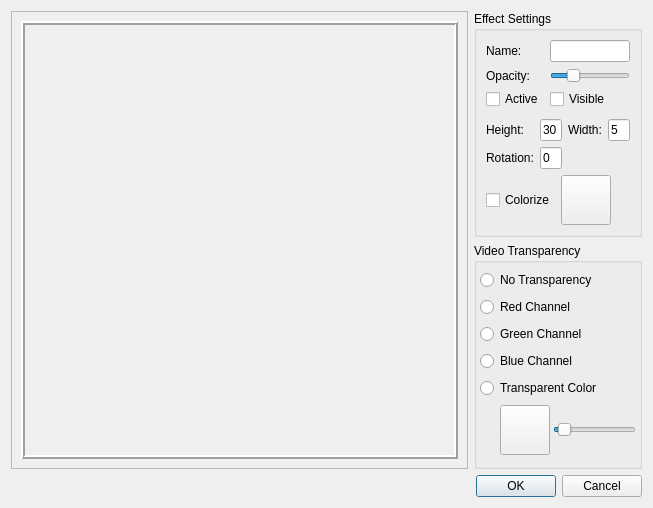
Old version of the form DMHelper/src/battledialogeffectsettingsobjectvideo.ui in the repository MMetze/DMHelper.
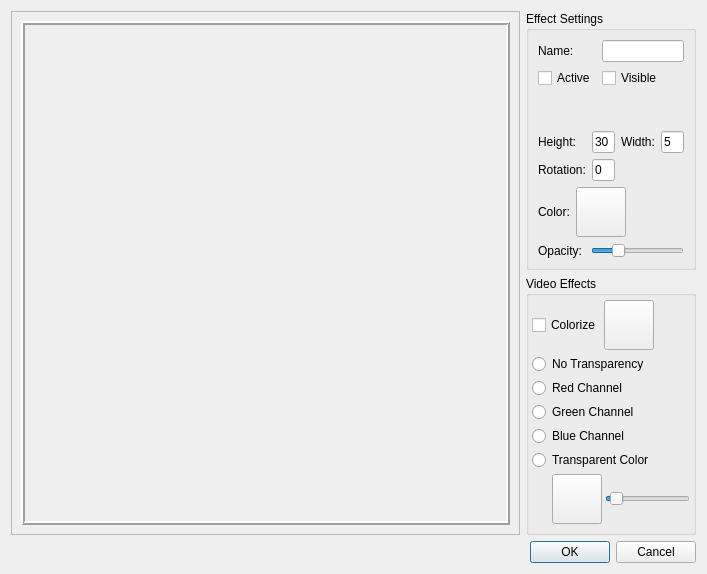
New version of the form. Icons and pictures are not drawn. Custom widgets are drawn as their Qt base class.

What changed in the file:
```diff
--- a/DMHelper/src/battledialogeffectsettingsobjectvideo.ui
+++ b/DMHelper/src/battledialogeffectsettingsobjectvideo.ui
@@ -6,8 +6,8 @@
    <rect>
     <x>0</x>
     <y>0</y>
-    <width>653</width>
-    <height>508</height>
+    <width>707</width>
+    <height>574</height>
    </rect>
   </property>
   <property name="windowTitle">
@@ -99,32 +99,6 @@
              </widget>
             </item>
             <item row="1" column="0">
-             <widget class="QLabel" name="label_5">
-              <property name="text">
-               <string>Opacity:</string>
-              </property>
-             </widget>
-            </item>
-            <item row="1" column="1">
-             <widget class="QSlider" name="sliderTransparency">
-              <property name="sizePolicy">
-               <sizepolicy hsizetype="Preferred" vsizetype="Fixed">
-                <horstretch>0</horstretch>
-                <verstretch>0</verstretch>
-               </sizepolicy>
-              </property>
-              <property name="maximum">
-               <number>255</number>
-              </property>
-              <property name="value">
-               <number>64</number>
-              </property>
-              <property name="orientation">
-               <enum>Qt::Horizontal</enum>
-              </property>
-             </widget>
-            </item>
-            <item row="2" column="0">
              <widget class="QCheckBox" name="chkActive">
               <property name="toolTip">
                <string>Inactive effects will not highlight combatants</string>
@@ -134,7 +108,7 @@
               </property>
              </widget>
             </item>
-            <item row="2" column="1">
+            <item row="1" column="1">
              <widget class="QCheckBox" name="chkVisible">
               <property name="toolTip">
                <string>Invisible effects will not be shown to players</string>
@@ -223,19 +197,16 @@
            </layout>
           </item>
           <item>
-           <layout class="QHBoxLayout" name="horizontalLayout_3" stretch="0,0,1">
+           <layout class="QHBoxLayout" name="horizontalLayout_4" stretch="0,0,1">
             <item>
-             <widget class="QCheckBox" name="chkColorize">
+             <widget class="QLabel" name="label_3">
               <property name="text">
-               <string>Colorize</string>
-              </property>
-              <property name="checked">
-               <bool>false</bool>
+               <string>Color:</string>
               </property>
              </widget>
             </item>
             <item>
-             <widget class="ColorPushButton" name="btnColorizeColor">
+             <widget class="ColorPushButton" name="btnEffectColor">
               <property name="minimumSize">
                <size>
                 <width>50</width>
@@ -254,7 +225,7 @@
              </widget>
             </item>
             <item>
-             <spacer name="horizontalSpacer">
+             <spacer name="horizontalSpacer_2">
               <property name="orientation">
                <enum>Qt::Horizontal</enum>
               </property>
@@ -271,13 +242,43 @@
             </item>
            </layout>
           </item>
+          <item>
+           <layout class="QHBoxLayout" name="horizontalLayout_5" stretch="1,2">
+            <item>
+             <widget class="QLabel" name="label_5">
+              <property name="text">
+               <string>Opacity:</string>
+              </property>
+             </widget>
+            </item>
+            <item>
+             <widget class="QSlider" name="sliderOpacity">
+              <property name="sizePolicy">
+               <sizepolicy hsizetype="Preferred" vsizetype="Fixed">
+                <horstretch>0</horstretch>
+                <verstretch>0</verstretch>
+               </sizepolicy>
+              </property>
+              <property name="maximum">
+               <number>255</number>
+              </property>
+              <property name="value">
+               <number>64</number>
+              </property>
+              <property name="orientation">
+               <enum>Qt::Horizontal</enum>
+              </property>
+             </widget>
+            </item>
+           </layout>
+          </item>
          </layout>
         </widget>
        </item>
        <item>
         <widget class="QGroupBox" name="grpTransparency">
          <property name="title">
-          <string>Video Transparency</string>
+          <string>Video Effects</string>
          </property>
          <layout class="QVBoxLayout" name="verticalLayout">
           <property name="spacing">
@@ -295,6 +296,55 @@
           <property name="bottomMargin">
            <number>3</number>
           </property>
+          <item>
+           <layout class="QHBoxLayout" name="horizontalLayout_3" stretch="0,0,1">
+            <item>
+             <widget class="QCheckBox" name="chkColorize">
+              <property name="text">
+               <string>Colorize</string>
+              </property>
+              <property name="checked">
+               <bool>false</bool>
+              </property>
+             </widget>
+            </item>
+            <item>
+             <widget class="ColorPushButton" name="btnColorizeColor">
+              <property name="minimumSize">
+               <size>
+                <width>50</width>
+                <height>50</height>
+               </size>
+              </property>
+              <property name="maximumSize">
+               <size>
+                <width>50</width>
+                <height>50</height>
+               </size>
+              </property>
+              <property name="text">
+               <string/>
+              </property>
+             </widget>
+            </item>
+            <item>
+             <spacer name="horizontalSpacer">
+              <property name="orientation">
+               <enum>Qt::Horizontal</enum>
+              </property>
+              <property name="sizeType">
+               <enum>QSizePolicy::Preferred</enum>
+              </property>
+              <property name="sizeHint" stdset="0">
+               <size>
+                <width>40</width>
+                <height>20</height>
+               </size>
+              </property>
+             </spacer>
+            </item>
+           </layout>
+          </item>
           <item>
            <widget class="QRadioButton" name="btnNoTransparency">
             <property name="text">
```
Left out of the diff: 76 changed lines with no effect on the pictures.
